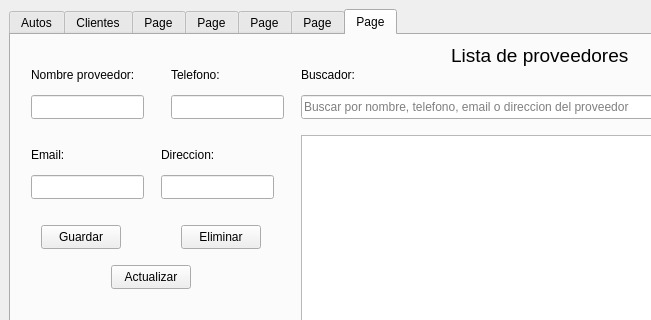
Qt form mainwindow.ui (FacundoTecnica1/AutoGest) before a commit; both pictures show x 0 to 651 and y 0 to 320 of the 800 by 600 pixel window.
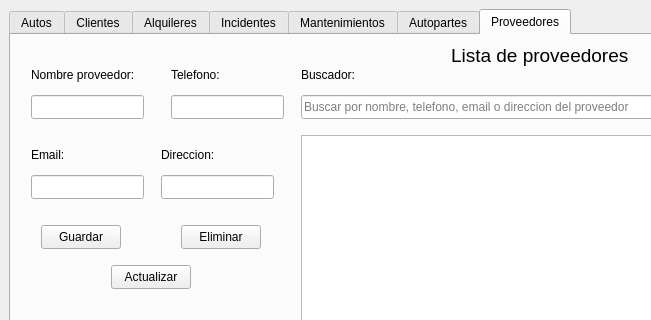
The same form after that commit. The open tabs and pages were chosen to show the change.

```diff
--- a/mainwindow.ui
+++ b/mainwindow.ui
@@ -720,7 +720,7 @@
         </widget>
         <widget class="QWidget" name="Alquiler">
          <attribute name="title">
-          <string>Page</string>
+          <string>Alquileres</string>
          </attribute>
          <widget class="QPushButton" name="btnEliminar_Alquiler">
           <property name="geometry">
@@ -977,7 +977,7 @@
         </widget>
         <widget class="QWidget" name="Incidentes">
          <attribute name="title">
-          <string>Page</string>
+          <string>Incidentes</string>
          </attribute>
          <widget class="QTableWidget" name="tableWidget_Incidentes">
           <property name="geometry">
@@ -1167,7 +1167,7 @@
         </widget>
         <widget class="QWidget" name="Mantenimientos">
          <attribute name="title">
-          <string>Page</string>
+          <string>Mantenimientos</string>
          </attribute>
          <widget class="QLabel" name="label_buscadorMantenimiento">
           <property name="geometry">
@@ -1413,7 +1413,7 @@
         </widget>
         <widget class="QWidget" name="Autopartes">
          <attribute name="title">
-          <string>Page</string>
+          <string>Autopartes</string>
          </attribute>
          <widget class="QLineEdit" name="txtPrecio_autoparte">
           <property name="geometry">
@@ -1603,7 +1603,7 @@
         </widget>
         <widget class="QWidget" name="tab">
          <attribute name="title">
-          <string>Page</string>
+          <string>Proveedores</string>
          </attribute>
          <widget class="QLineEdit" name="txtTelefono_proveedor">
           <property name="geometry">
```
Left out of the diff: 256 changed lines with no effect on the pictures.
